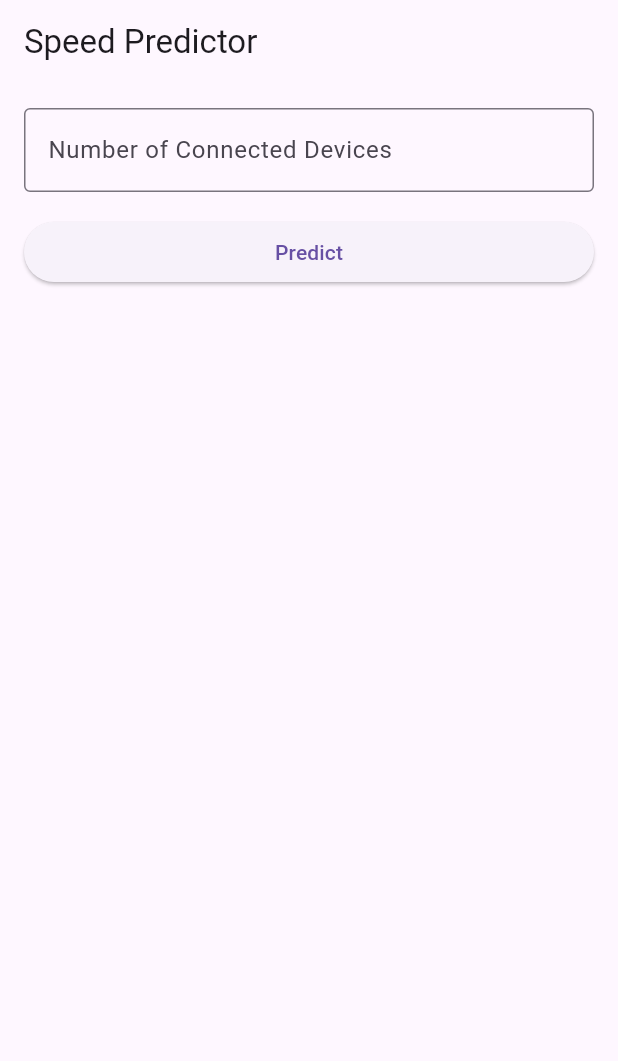
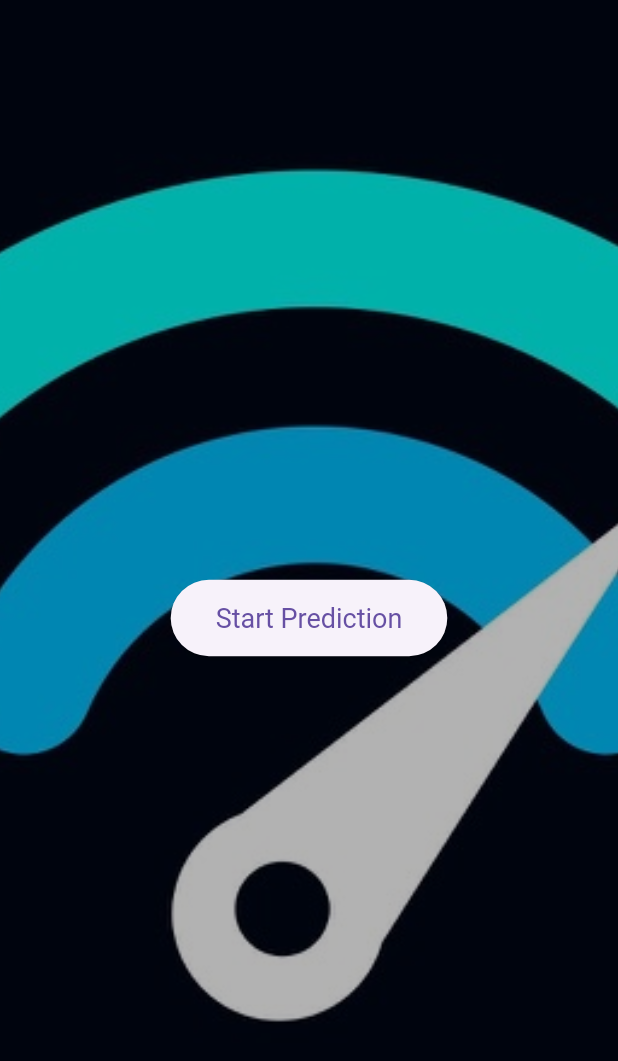
Before and after one commit to irakozej/ML-Summatives, a Flutter app: the screen it shows after launch, on a phone screen of 412 x 824 dp. Shown: the top 1061 px of the screen. Run offline on Flutter 3.47's test engine with Material 3 defaults, Android fonts, the phone set to English and light mode, and no system bars.

Commit message:
done with mobile app

```diff
--- a/screens/lib/main.dart
+++ b/screens/lib/main.dart
@@ -1,19 +1,56 @@
+import 'dart:convert';
 import 'package:flutter/material.dart';
 import 'package:http/http.dart' as http;
-import 'dart:convert';
 
 void main() {
-  runApp(PredictorApp());
+  runApp(MyApp());
 }
 
-class PredictorApp extends StatelessWidget {
+class MyApp extends StatelessWidget {
   @override
   Widget build(BuildContext context) {
     return MaterialApp(
       debugShowCheckedModeBanner: false,
       title: 'Internet Speed Predictor',
       theme: ThemeData(primarySwatch: Colors.blue),
-      home: PredictionScreen(),
+      home: HomeScreen(),
+    );
+  }
+}
+
+class HomeScreen extends StatelessWidget {
+  @override
+  Widget build(BuildContext context) {
+    return Scaffold(
+      body: Container(
+        decoration: BoxDecoration(
+          image: DecorationImage(
+            image: AssetImage(
+              'assets/background.jpg',
+            ), // Make sure this image exists
+            fit: BoxFit.cover,
+            colorFilter: ColorFilter.mode(
+              Colors.black.withOpacity(0.3),
+              BlendMode.darken,
+            ),
+          ),
+        ),
+        child: Center(
+          child: ElevatedButton(
+            style: ElevatedButton.styleFrom(
+              padding: EdgeInsets.symmetric(horizontal: 30, vertical: 15),
+              textStyle: TextStyle(fontSize: 18),
+            ),
+            onPressed: () {
+              Navigator.push(
+                context,
+                MaterialPageRoute(builder: (context) => PredictionScreen()),
+              );
+            },
+            child: Text('Start Prediction'),
+          ),
+        ),
+      ),
     );
   }
 }
@@ -24,42 +61,32 @@ class PredictionScreen extends StatefulWidget {
 }
 
 class _PredictionScreenState extends State<PredictionScreen> {
-  final TextEditingController _numDevicesController = TextEditingController();
-  String _predictionResult = "";
+  TextEditingController deviceController = TextEditingController();
+  String predictionResult = "";
 
-  Future<void> _predictSpeed() async {
-    final String apiUrl = "https://700a-34-106-59-83.ngrok-free.app/predict";
-
-    if (_numDevicesController.text.isEmpty) {
-      setState(() {
-        _predictionResult = "Please enter the number of connected devices.";
-      });
-      return;
-    }
+  Future<void> predict() async {
+    final url = Uri.parse("https://bd30-34-75-121-70.ngrok-free.app/predict");
 
     try {
       final response = await http.post(
-        Uri.parse(apiUrl),
+        url,
         headers: {"Content-Type": "application/json"},
-        body: jsonEncode({
-          "num_devices": int.parse(_numDevicesController.text),
-        }),
+        body: jsonEncode({"num_devices": int.parse(deviceController.text)}),
       );
 
       if (response.statusCode == 200) {
         final data = jsonDecode(response.body);
         setState(() {
-          _predictionResult =
-              "Predicted Speed: ${data['predicted_speed']} Mbps";
+          predictionResult = "Predicted Speed: ${data['predicted_speed']} Mbps";
         });
       } else {
         setState(() {
-          _predictionResult = "Error: ${response.body}";
+          predictionResult = "Error: Invalid input or server issue";
         });
       }
     } catch (e) {
       setState(() {
-        _predictionResult = "Failed to connect to API";
+        predictionResult = "Error: Unable to connect to server";
       });
     }
   }
@@ -67,27 +94,44 @@ class _PredictionScreenState extends State<PredictionScreen> {
   @override
   Widget build(BuildContext context) {
     return Scaffold(
-      appBar: AppBar(title: Text('Speed Predictor')),
+      appBar: AppBar(title: Text("Internet Speed Predictor")),
       body: Padding(
-        padding: EdgeInsets.all(16.0),
+        padding: EdgeInsets.all(20.0),
         child: Column(
-          crossAxisAlignment: CrossAxisAlignment.stretch,
+          crossAxisAlignment: CrossAxisAlignment.center,
+          mainAxisAlignment: MainAxisAlignment.center,
           children: [
+            Text(
+              "Enter the number of connected devices:",
+              style: TextStyle(fontSize: 18, fontWeight: FontWeight.bold),
+            ),
+            SizedBox(height: 10),
             TextField(
-              controller: _numDevicesController,
+              controller: deviceController,
               keyboardType: TextInputType.number,
               decoration: InputDecoration(
-                labelText: 'Number of Connected Devices',
                 border: OutlineInputBorder(),
+                hintText: "e.g., 5",
               ),
             ),
-            SizedBox(height: 16.0),
-            ElevatedButton(onPressed: _predictSpeed, child: Text('Predict')),
-            SizedBox(height: 16.0),
+            SizedBox(height: 20),
+            ElevatedButton(
+              style: ElevatedButton.styleFrom(
+                backgroundColor: Colors.blue,
+                padding: EdgeInsets.symmetric(horizontal: 50, vertical: 15),
+                textStyle: TextStyle(fontSize: 16, fontWeight: FontWeight.bold),
+              ),
+              onPressed: predict,
+              child: Text("Predict"),
+            ),
+            SizedBox(height: 20),
             Text(
-              _predictionResult,
-              style: TextStyle(fontSize: 18.0, fontWeight: FontWeight.bold),
-              textAlign: TextAlign.center,
+              predictionResult,
+              style: TextStyle(
+                fontSize: 18,
+                fontWeight: FontWeight.bold,
+                color: const Color.fromARGB(255, 26, 15, 14),
+              ),
             ),
           ],
         ),
```
Also changed, not shown: screens/pubspec.yaml (+4 -3 lines), screens/assets/background.jpg (added), screens/assets/internet_graphic.png (added), 1 other file.
